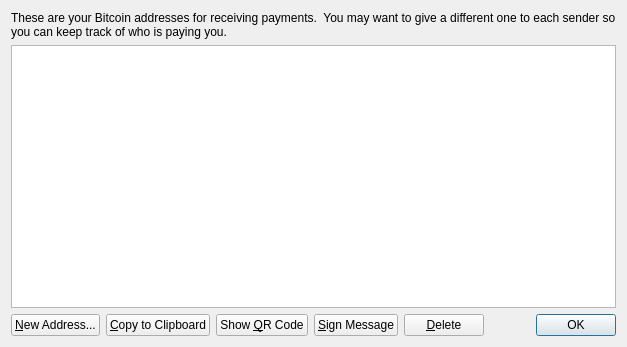
Before: the Qt Designer form src/qt/forms/addressbookpage.ui in Earlz/firepeer, drawn with Qt 5.
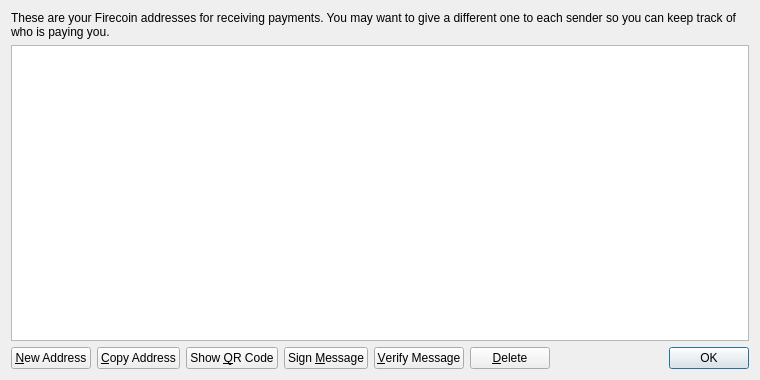
After: the same form once the commit is applied. Icons and pictures are not drawn.

Patch:
```diff
--- a/src/qt/forms/addressbookpage.ui
+++ b/src/qt/forms/addressbookpage.ui
@@ -6,8 +6,8 @@
    <rect>
     <x>0</x>
     <y>0</y>
-    <width>627</width>
-    <height>347</height>
+    <width>760</width>
+    <height>380</height>
    </rect>
   </property>
   <property name="windowTitle">
@@ -17,10 +17,10 @@
    <item>
     <widget class="QLabel" name="labelExplanation">
      <property name="text">
-      <string>These are your Bitcoin addresses for receiving payments.  You may want to give a different one to each sender so you can keep track of who is paying you.</string>
+      <string>These are your Firecoin addresses for receiving payments. You may want to give a different one to each sender so you can keep track of who is paying you.</string>
      </property>
      <property name="textFormat">
-      <enum>Qt::AutoText</enum>
+      <enum>Qt::PlainText</enum>
      </property>
      <property name="wordWrap">
       <bool>true</bool>
@@ -57,7 +57,7 @@
         <string>Create a new address</string>
        </property>
        <property name="text">
-        <string>&amp;New Address...</string>
+        <string>&amp;New Address</string>
        </property>
        <property name="icon">
         <iconset resource="../bitcoin.qrc">
@@ -71,7 +71,7 @@
         <string>Copy the currently selected address to the system clipboard</string>
        </property>
        <property name="text">
-        <string>&amp;Copy to Clipboard</string>
+        <string>&amp;Copy Address</string>
        </property>
        <property name="icon">
         <iconset resource="../bitcoin.qrc">
@@ -96,7 +96,7 @@
         <string>Sign a message to prove you own this address</string>
        </property>
        <property name="text">
-        <string>&amp;Sign Message</string>
+        <string>Sign &amp;Message</string>
        </property>
        <property name="icon">
         <iconset resource="../bitcoin.qrc">
@@ -104,6 +104,20 @@
        </property>
       </widget>
      </item>
+     <item>
+      <widget class="QPushButton" name="verifyMessage">
+       <property name="toolTip">
+        <string>Verify a message to ensure it was signed with a specified Firecoin address</string>
+       </property>
+       <property name="text">
+        <string>&amp;Verify Message</string>
+       </property>
+       <property name="icon">
+        <iconset resource="../bitcoin.qrc">
+         <normaloff>:/icons/transaction_0</normaloff>:/icons/transaction_0</iconset>
+       </property>
+      </widget>
+     </item>
      <item>
       <widget class="QPushButton" name="deleteButton">
        <property name="toolTip">
```
Left out of the diff: 12 changed lines with no effect on the pictures.
